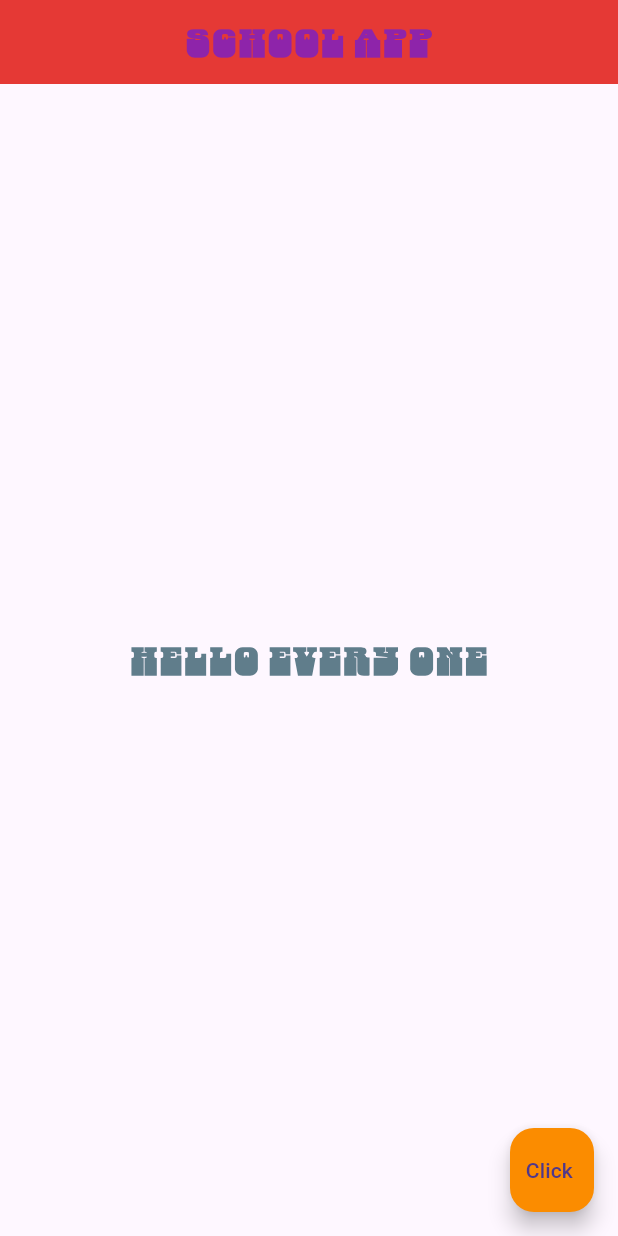
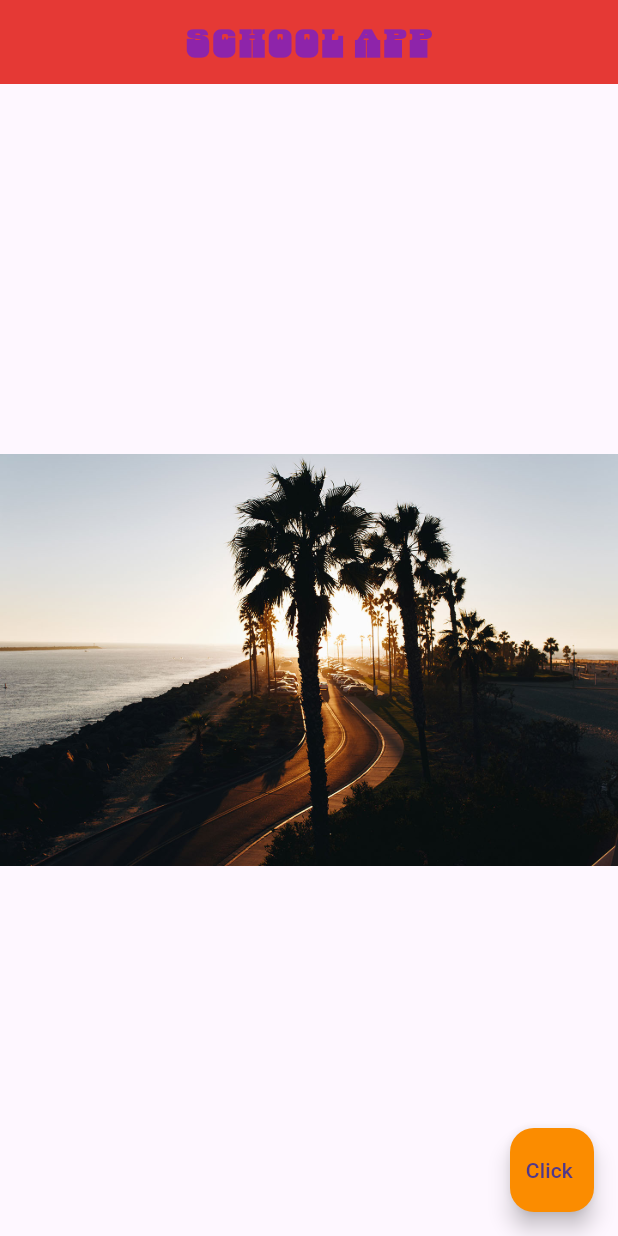
Before and after one commit to MohamedFarid648/learn_flutter, a Flutter app: the screen it shows after launch, on a phone screen of 412 x 824 dp. Run offline on Flutter 3.47's test engine with Material 3 defaults, Android fonts, the phone set to English and light mode, and no system bars; our stand-ins replace google_fonts.

Commit message:
add Images

```diff
--- a/flutter_application_1/lib/main.dart
+++ b/flutter_application_1/lib/main.dart
@@ -27,25 +27,25 @@ class Home extends StatelessWidget {
         centerTitle: true,
         backgroundColor: Colors.red[600],
       ),
-      body: Center(
-        child: Text(
-          'Hello Every One',
-          style: TextStyle(
-            fontSize: 25.0,
-            color: Colors.blueGrey,
-            fontWeight: FontWeight.bold,
-            letterSpacing: 2.0,
-            fontFamily: "Danfo",
+      body: Center(child: Image.asset('assets/images/bg5.jpg')
+          // Text(
+          //   'Hello Every One',
+          //   style: TextStyle(
+          //     fontSize: 25.0,
+          //     color: Colors.blueGrey,
+          //     fontWeight: FontWeight.bold,
+          //     letterSpacing: 2.0,
+          //     fontFamily: "Danfo",
+          //   ),
+          //   //style: GoogleFonts.laila(),
+          //   // style: GoogleFonts.lato(
+          //   //   fontSize: 25.0,
+          //   //   color: Colors.blueGrey,
+          //   //   fontWeight: FontWeight.bold,
+          //   //   letterSpacing: 2.0,
+          //   // ),
+          // ),
           ),
-          //style: GoogleFonts.laila(),
-          // style: GoogleFonts.lato(
-          //   fontSize: 25.0,
-          //   color: Colors.blueGrey,
-          //   fontWeight: FontWeight.bold,
-          //   letterSpacing: 2.0,
-          // ),
-        ),
-      ),
       floatingActionButton: FloatingActionButton(
         child: Text("Click "),
         onPressed: () => {print("ffff")},
--- a/flutter_application_1/pubspec.yaml
+++ b/flutter_application_1/pubspec.yaml
@@ -61,10 +61,8 @@ flutter:
   uses-material-design: true
 
   # To add assets to your application, add an assets section, like this:
-  # assets:
-  #   - images/a_dot_burr.jpeg
-  #   - images/a_dot_ham.jpeg
-
+  assets:
+   - assets/images/
   # An image asset can refer to one or more resolution-specific "variants", see
   # https://flutter.dev/assets-and-images/#resolution-aware
 
```
Also changed, not shown: flutter_application_1/assets/images/bg5.jpg (added), flutter_application_1/assets/images/header.jpg (added).
